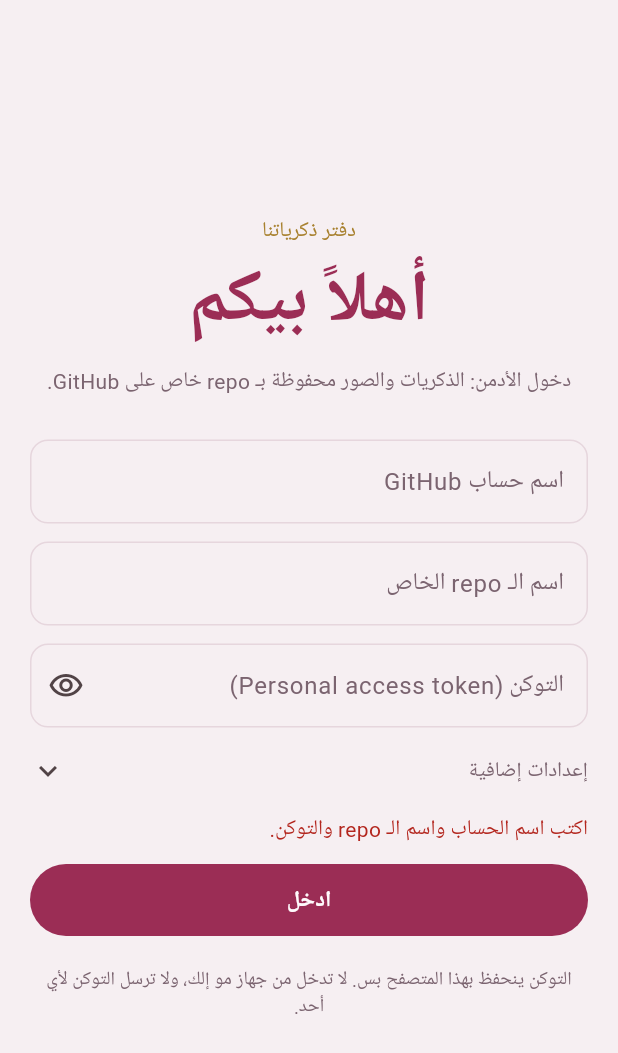
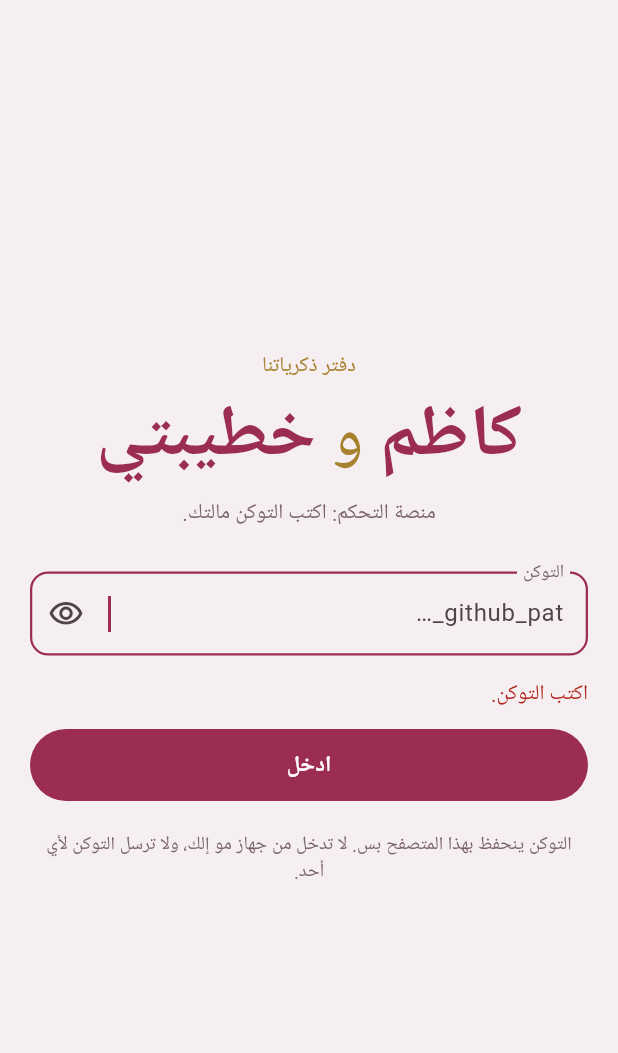
Before and after one commit to Kadhim-Fatima/our-memories, a Flutter app: the screen it shows after launch, after a tap on "ادخل", on a phone screen of 412 x 824 dp. Shown: the top 1053 px of the screen. Run offline on Flutter 3.47's test engine with Material 3 defaults, Android fonts, the phone set to English and light mode, and no system bars; our stand-ins replace google_fonts, image_picker, shared_preferences; missing offline and left inert: cryptography; network calls fail; Roboto replaces fonts that are missing (Tajawal).

Commit message:
دخول الأدمن بالتوكن فقط، والأسماء والتاريخ ثابتة
Co-Authored-By: Claude Opus 5.5 <noreply@anthropic.com>
Claude-Session: https://claude.ai/code/session_01W8TJkb3wdQmZMHms73NaKk

```diff
--- /dev/null
+++ b/lib/config.dart
@@ -0,0 +1,15 @@
+import 'models.dart';
+
+/// إعدادات ثابتة للموقع.
+
+/// الـ repo الخاص اللي بيه الذكريات والصور.
+const dataOwner = 'Kadhim-Fatima';
+const dataRepo = 'our-memories-data';
+const dataBranch = 'main';
+
+/// الأسماء وتاريخ الخطوبة (ثابتة، تتغير من هنا بس).
+final appCouple = Couple(
+  name1: 'كاظم',
+  name2: 'خطيبتي',
+  since: null, // مثال: DateTime(2025, 6, 20)
+);
--- a/lib/screens/setup_screen.dart
+++ b/lib/screens/setup_screen.dart
@@ -1,5 +1,6 @@
 import 'package:flutter/material.dart';
 
+import '../config.dart';
 import '../services/github_api.dart';
 import '../services/settings.dart';
 import '../services/viewer_access.dart';
@@ -17,9 +18,6 @@ class SetupScreen extends StatefulWidget {
 }
 
 class _SetupScreenState extends State<SetupScreen> {
-  final _owner = TextEditingController();
-  final _repo = TextEditingController();
-  final _branch = TextEditingController(text: 'main');
   final _token = TextEditingController();
   final _password = TextEditingController();
   bool _busy = false;
@@ -33,12 +31,6 @@ class _SetupScreenState extends State<SetupScreen> {
   @override
   void initState() {
     super.initState();
-    RepoSettings.lastRepo().then((v) {
-      if (!mounted) return;
-      if (_owner.text.isEmpty) _owner.text = v.$1;
-      if (_repo.text.isEmpty) _repo.text = v.$2;
-      _branch.text = v.$3;
-    });
     ViewerAccess.fetchConfig().then((cfg) {
       if (!mounted) return;
       setState(() {
@@ -51,9 +43,6 @@ class _SetupScreenState extends State<SetupScreen> {
 
   @override
   void dispose() {
-    _owner.dispose();
-    _repo.dispose();
-    _branch.dispose();
     _token.dispose();
     _password.dispose();
     super.dispose();
@@ -77,13 +66,13 @@ class _SetupScreenState extends State<SetupScreen> {
 
   Future<void> _connectAdmin() async {
     final s = RepoSettings(
-      owner: _owner.text.trim(),
-      repo: _repo.text.trim(),
-      branch: _branch.text.trim().isEmpty ? 'main' : _branch.text.trim(),
+      owner: dataOwner,
+      repo: dataRepo,
+      branch: dataBranch,
       token: _token.text.trim(),
     );
-    if (s.owner.isEmpty || s.repo.isEmpty || s.token.isEmpty) {
-      setState(() => _error = 'اكتب اسم الحساب واسم الـ repo والتوكن.');
+    if (s.token.isEmpty) {
+      setState(() => _error = 'اكتب التوكن.');
       return;
     }
     await _run(() async {
@@ -142,12 +131,25 @@ class _SetupScreenState extends State<SetupScreen> {
                               textAlign: TextAlign.center,
                               style: TextStyle(color: c.gold, letterSpacing: 1, fontWeight: FontWeight.w500)),
                           const SizedBox(height: 4),
-                          Text('أهلاً بيكم',
-                              textAlign: TextAlign.center, style: displayFont(size: 48, color: c.accent)),
+                          FittedBox(
+                            fit: BoxFit.scaleDown,
+                            child: Text.rich(
+                              TextSpan(children: [
+                                TextSpan(text: appCouple.name1),
+                                TextSpan(
+                                  text: ' و ',
+                                  style: displayFont(size: 44, color: c.gold, weight: FontWeight.w400),
+                                ),
+                                TextSpan(text: appCouple.name2),
+                              ]),
+                              textAlign: TextAlign.center,
+                              style: displayFont(size: 48, color: c.accent),
+                            ),
+                          ),
                           const SizedBox(height: 8),
                           Text(
                             _adminMode
-                                ? 'دخول الأدمن: الذكريات والصور محفوظة بـ repo خاص على GitHub.'
+                                ? 'منصة التحكم: اكتب التوكن مالتك.'
                                 : 'اكتبي كلمة السر حتى تشوفين ذكرياتنا 🤍',
                             textAlign: TextAlign.center,
                             style: TextStyle(color: c.muted, height: 1.6),
@@ -175,7 +177,7 @@ class _SetupScreenState extends State<SetupScreen> {
                                         _adminMode = !_adminMode;
                                         _error = null;
                                       }),
-                              child: Text(_adminMode ? 'دخول بكلمة السر' : 'دخول الأدمن',
+                              child: Text(_adminMode ? 'دخول بكلمة السر' : 'منصة التحكم',
                                   style: TextStyle(color: c.muted)),
                             ),
                           if (_adminMode) ...[
@@ -217,24 +219,13 @@ class _SetupScreenState extends State<SetupScreen> {
 
   List<Widget> _adminFields(AppColors c) => [
         TextField(
-          controller: _owner,
-          textDirection: TextDirection.ltr,
-          decoration: const InputDecoration(labelText: 'اسم حساب GitHub'),
-        ),
-        const SizedBox(height: 12),
-        TextField(
-          controller: _repo,
-          textDirection: TextDirection.ltr,
-          decoration: const InputDecoration(labelText: 'اسم الـ repo الخاص', hintText: 'our-memories-data'),
-        ),
-        const SizedBox(height: 12),
-        TextField(
           controller: _token,
           obscureText: _hide,
+          autofocus: true,
           textDirection: TextDirection.ltr,
           onSubmitted: (_) => _connectAdmin(),
           decoration: InputDecoration(
-            labelText: 'التوكن (Personal access token)',
+            labelText: 'التوكن',
             hintText: 'github_pat_…',
             suffixIcon: IconButton(
               tooltip: _hide ? 'إظهار' : 'إخفاء',
@@ -243,20 +234,6 @@ class _SetupScreenState extends State<SetupScreen> {
             ),
           ),
         ),
-        Theme(
-          data: Theme.of(context).copyWith(dividerColor: Colors.transparent),
-          child: ExpansionTile(
-            tilePadding: EdgeInsets.zero,
-            title: Text('إعدادات إضافية', style: TextStyle(color: c.muted, fontSize: 14)),
-            children: [
-              TextField(
-                controller: _branch,
-                textDirection: TextDirection.ltr,
-                decoration: const InputDecoration(labelText: 'الفرع (branch)'),
-              ),
-              const SizedBox(height: 8),
-            ],
-          ),
-        ),
+        const SizedBox(height: 16),
       ];
 }
```
Also changed, not shown: lib/screens/home_screen.dart (+3 -67 lines).
